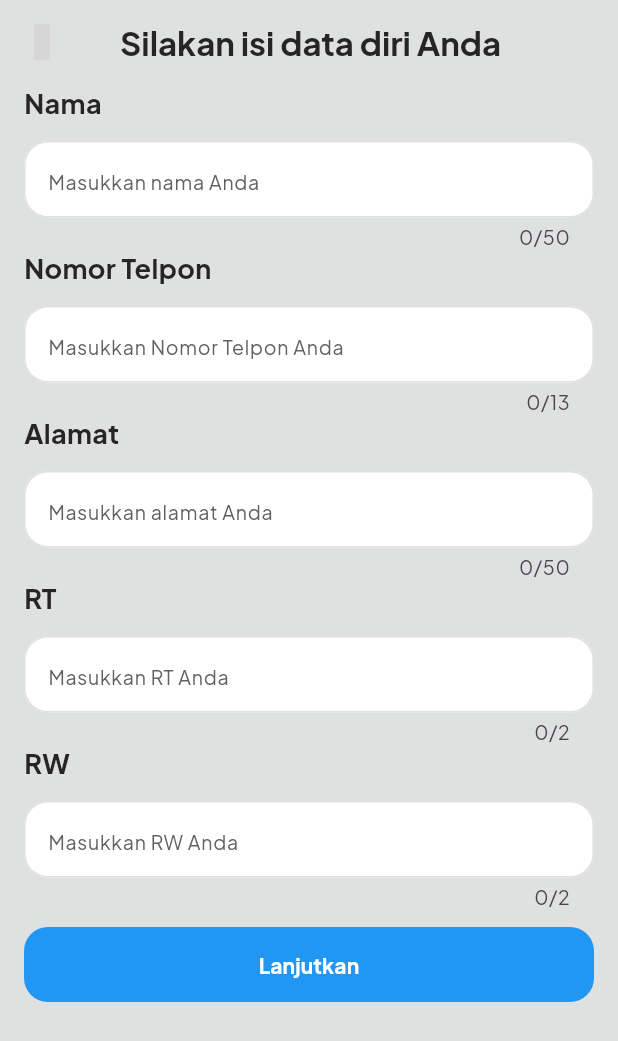
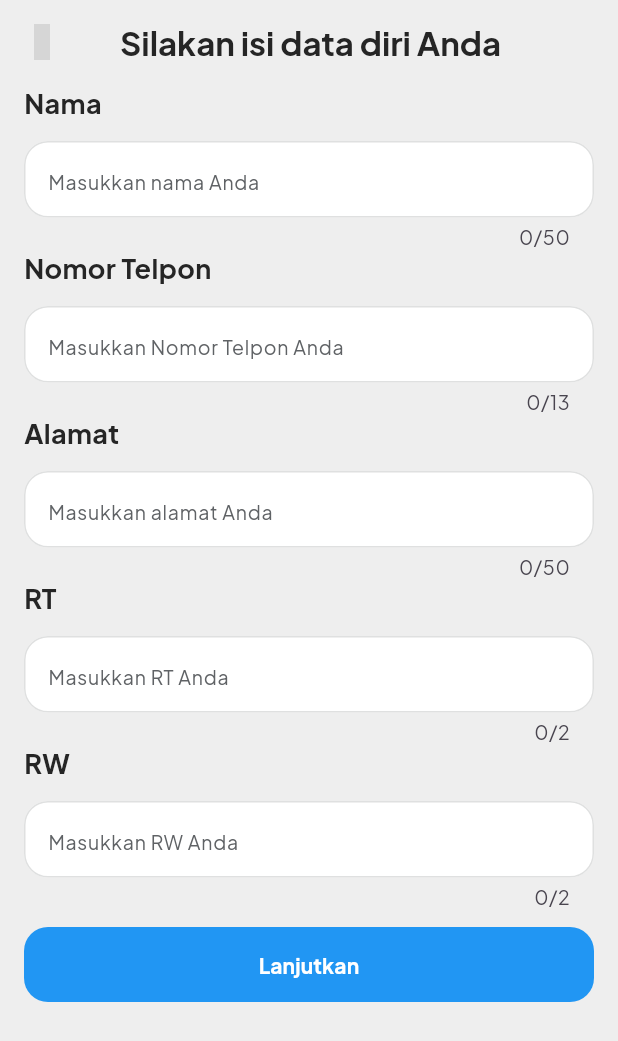
Before and after one commit to qiau/App-Ngaleir, a Flutter app: the CustomerFormPage screen opened by its route, on a phone screen of 412 x 824 dp. Shown: the top 1041 px of the screen. Run offline on Flutter 3.47's test engine with Material 3 defaults, Android fonts, the phone set to English and light mode, and no system bars; our stand-ins replace another_flushbar, auto_route, bloc, cloud_firestore, firebase_auth, firebase_core and 8 more; accounts and stored records are empty; generated files the repository leaves out were written again; network calls fail; grey boxes are pictures that could not be loaded.

```diff
--- a/lib/features/customer/form/view/customer_form_page.dart
+++ b/lib/features/customer/form/view/customer_form_page.dart
@@ -4,6 +4,7 @@ import 'package:firebase_auth/firebase_auth.dart';
 import 'package:flutter/material.dart';
 import 'package:flutter/services.dart';
 import 'package:iconsax_plus/iconsax_plus.dart';
+import 'package:perairan_ngale/models/customer.dart';
 import 'package:perairan_ngale/routes/router.dart';
 import 'package:perairan_ngale/shared/color_values.dart';
 import 'package:perairan_ngale/shared/styles.dart';
@@ -30,9 +31,9 @@ class _CustomerFormPageState extends State<CustomerFormPage> {
   Widget build(BuildContext context) {
     return SafeArea(
       child: Scaffold(
-        backgroundColor: ColorValues.grey10,
+        backgroundColor: Colors.grey.shade200,
         appBar: AppBar(
-          backgroundColor: ColorValues.grey10,
+          backgroundColor: Colors.grey.shade200,
           title: Padding(
             padding: EdgeInsets.only(left: Styles.smallerPadding),
             child: Text(
@@ -134,7 +135,7 @@ class _CustomerFormPageState extends State<CustomerFormPage> {
       width: double.infinity,
       onPressed: () {
         _saveUserDataToFirestore();
-        AutoRouter.of(context).replace(CustomerHomeRoute());
+        AutoRouter.of(context).replace(HomeWrapperRoute());
       },
     );
   }
--- a/lib/features/employee/homepage/view/employee_home_page.dart
+++ b/lib/features/employee/homepage/view/employee_home_page.dart
@@ -80,6 +80,7 @@ class _Header extends StatelessWidget {
                     IconsaxPlusBold.profile_circle,
                     size: 40,
                   ),
+                  onTap: () {},
                 ),
               ],
             ),
--- a/lib/main.dart
+++ b/lib/main.dart
@@ -1,6 +1,5 @@
 import 'package:flutter/cupertino.dart';
 import 'package:perairan_ngale/app/view/app.dart';
-import 'package:perairan_ngale/bootstrap.dart';
 import 'package:firebase_core/firebase_core.dart';
 import 'firebase_options.dart';
 
--- a/lib/widgets/custom_text_field.dart
+++ b/lib/widgets/custom_text_field.dart
@@ -22,12 +22,15 @@ class CustomTextField extends StatelessWidget {
     this.inputFormatters,
     this.keyboardType,
     this.obscureText = false,
+    this.suffixIcon,
+    this.suffixIconOnPressed,
   });
 
   final TextEditingController controller;
   final String? hintText;
   final String? label;
   final IconData? prefixIcon;
+  final IconData? suffixIcon;
   final Color? fillColor;
   final double borderWidth;
   final bool isRequired;
@@ -38,6 +41,7 @@ class CustomTextField extends StatelessWidget {
   final List<TextInputFormatter>? inputFormatters;
   final TextInputType? keyboardType;
   final bool obscureText;
+  final VoidCallback? suffixIconOnPressed;
 
   @override
   Widget build(BuildContext context) {
@@ -103,6 +107,21 @@ class CustomTextField extends StatelessWidget {
                   ? Theme.of(context).primaryColor
                   : ColorValues.grey50,
             ),
+            suffixIcon: suffixIcon == null
+                ? null
+                : IconButton(
+              icon: Icon(
+                suffixIcon,
+                size: 24,
+                color: ColorValues.grey50,
+              ),
+              onPressed: suffixIconOnPressed,
+            ),
+            suffixIconColor: MaterialStateColor.resolveWith(
+                  (states) => states.contains(MaterialState.focused)
+                  ? Theme.of(context).primaryColor
+                  : ColorValues.grey50,
+            ),
           ),
         ),
       ],
```
Also changed, not shown: lib/features/authentication/login/view/login_page.dart (+24 -5 lines), lib/features/authentication/register/view/register_page.dart (+54 -6 lines), lib/home_wrapper.dart (added, +48 -0 lines), lib/routes/router.dart (+7 -1 lines), 1 other file.
